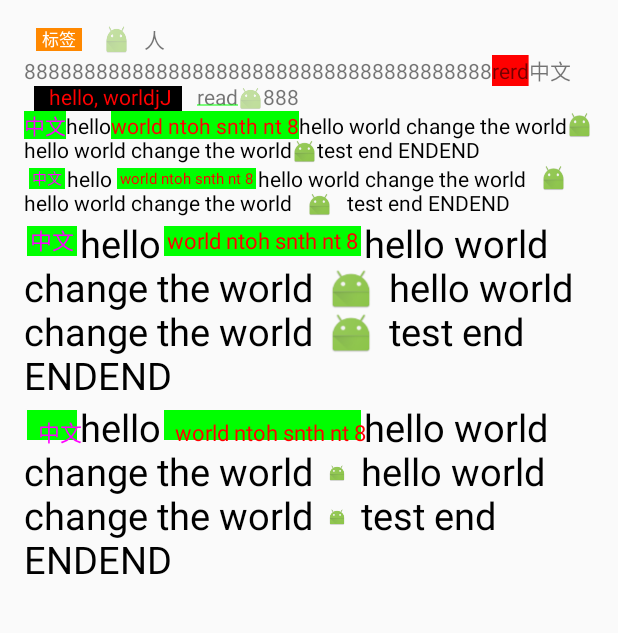
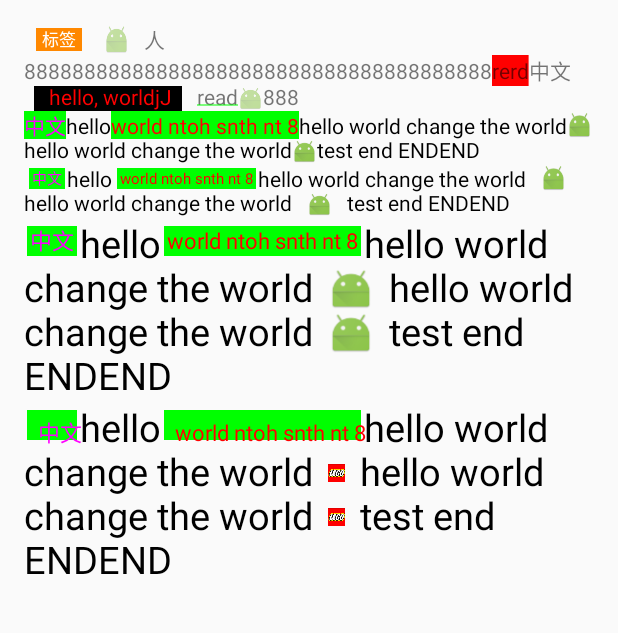
Before and after one commit to chujj/ColorTextView, an Android app: the screen it shows after launch (MainActivity), on a phone screen of 412 x 824 dp, the part 84-717 px from its top. Run offline under Robolectric (Android 15) with nearby library versions, the phone set to English and light mode, and no system bars; 4 statements that could not run were skipped.

Commit message:
add  imagespan placeholder res

```diff
--- a/app/src/main/res/layout/content_main.xml
+++ b/app/src/main/res/layout/content_main.xml
@@ -84,6 +84,7 @@
             app:image_maxHeight="12dp"
             app:label_extraLeft="5dp"
             app:label_extraTop="5dp"
+            app:image_placeholder="@drawable/lego"
             android:textSize="25sp"
             />
     </LinearLayout>
--- a/colortextview/src/main/java/library/colortextview/FillHeightImageSpan.java
+++ b/colortextview/src/main/java/library/colortextview/FillHeightImageSpan.java
@@ -69,4 +69,5 @@ public class FillHeightImageSpan extends BoxModelSpan<FillHeightImageSpan> {
     public void setMaxHeight(int imageMaxHeight) {
         mImageMaxHeight = imageMaxHeight;
     }
+
 }
--- a/colortextview/src/main/java/library/colortextview/view/ColorTextView.java
+++ b/colortextview/src/main/java/library/colortextview/view/ColorTextView.java
@@ -23,6 +23,7 @@ public class ColorTextView extends TextView {
     private Rect mBoxImageMargin = new Rect();
     private Rect mBoxImagePadding = new Rect();
     private int mBoxImageMaxHeight;
+    private int mBoxImagePlaceHolderRes = 0;
 
 
     public ColorTextView(Context context) {
@@ -64,6 +65,7 @@ public class ColorTextView extends TextView {
             mBoxImageMargin.left   =a.getDimensionPixelSize(R.styleable.ColorTextView_image_marginLeft, 0);
             mBoxImageMargin.right  =a.getDimensionPixelSize(R.styleable.ColorTextView_image_marginRight, 0);
             mBoxImageMaxHeight =    a.getDimensionPixelSize(R.styleable.ColorTextView_image_maxHeight, -1);
+            mBoxImagePlaceHolderRes = a.getResourceId(R.styleable.ColorTextView_image_placeholder, 0);
         } finally {
             a.recycle();
         }
@@ -108,7 +110,7 @@ public class ColorTextView extends TextView {
             mJSONTextFormot.stopAsync();
         }
 
-        mJSONTextFormot = new JSONTextFormot(factory, this, str, provider, appendText);
+        mJSONTextFormot = new JSONTextFormot(factory, this, str, provider, mBoxImagePlaceHolderRes, appendText);
     }
 
     @Override
--- a/colortextview/src/main/java/library/colortextview/view/JSONTextFormot.java
+++ b/colortextview/src/main/java/library/colortextview/view/JSONTextFormot.java
@@ -129,10 +129,10 @@ public class JSONTextFormot {
     }
 
     public JSONTextFormot(BitmapQueryFactory factory, final TextView view, String json) {
-        this(factory, view, json, null, null);
+        this(factory, view, json, null, 0, null);
     }
 
-    public JSONTextFormot(BitmapQueryFactory factory, final TextView view, String json, BoxModelSpan.BoxModelDimensionProvider dimensionProvider,String appendText) {
+    public JSONTextFormot(BitmapQueryFactory factory, final TextView view, String json, BoxModelSpan.BoxModelDimensionProvider dimensionProvider, int placeHolderRes,String appendText) {
         if (TextUtils.isEmpty(json)) {
             view.setText(appendText);
             return;
@@ -140,7 +140,11 @@ public class JSONTextFormot {
 
         mBitmapQueryFactory = factory;
         mDimensionProvider = dimensionProvider;
-        mDefaultBitmap = BitmapFactory.decodeResource(view.getContext().getResources(), R.drawable.ic_launcher);
+        if (placeHolderRes != 0) {
+            mDefaultBitmap = BitmapFactory.decodeResource(view.getContext().getResources(), placeHolderRes);
+        } else {
+            mDefaultBitmap = BitmapFactory.decodeResource(view.getContext().getResources(), R.drawable.ic_launcher);
+        }
 
         String retval = null;
         try {
--- a/colortextview/src/main/res/values/attrs.xml
+++ b/colortextview/src/main/res/values/attrs.xml
@@ -15,6 +15,7 @@
         <attr name="image_marginLeft" format="dimension"/>
         <attr name="image_marginRight" format="dimension"/>
         <attr name="image_maxHeight" format="dimension"/>
+        <attr name="image_placeholder" format="integer"/>
 
     </declare-styleable>
 </resources>
```
Also changed, not shown: app/src/main/res/drawable/lego.png (added).
